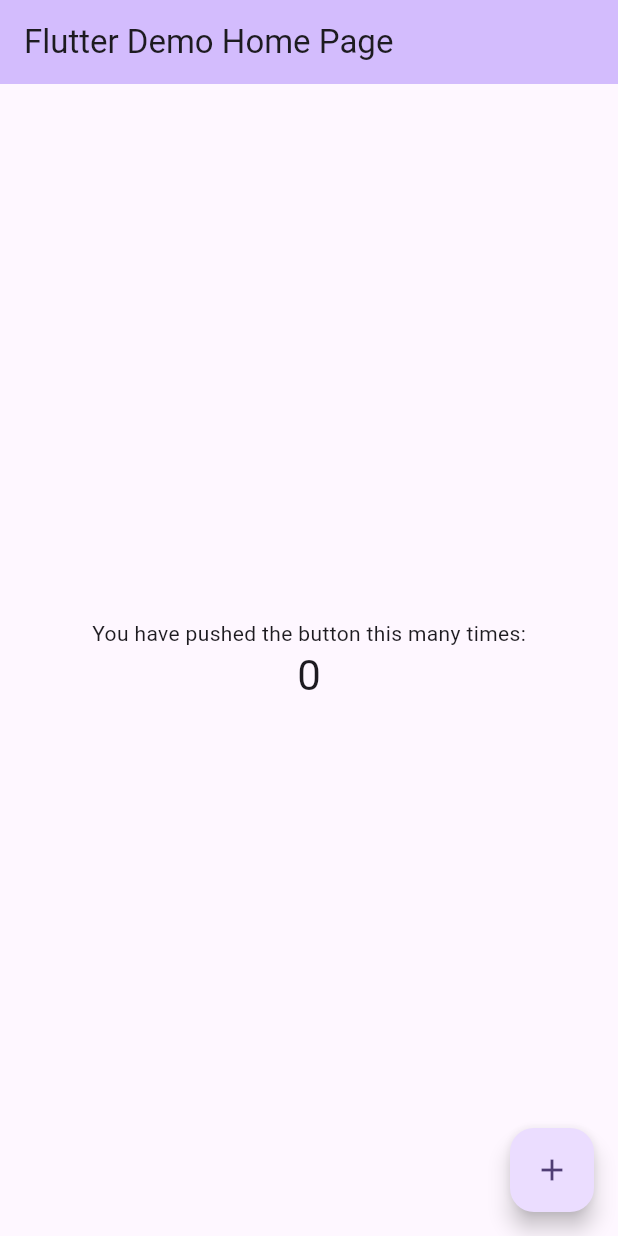
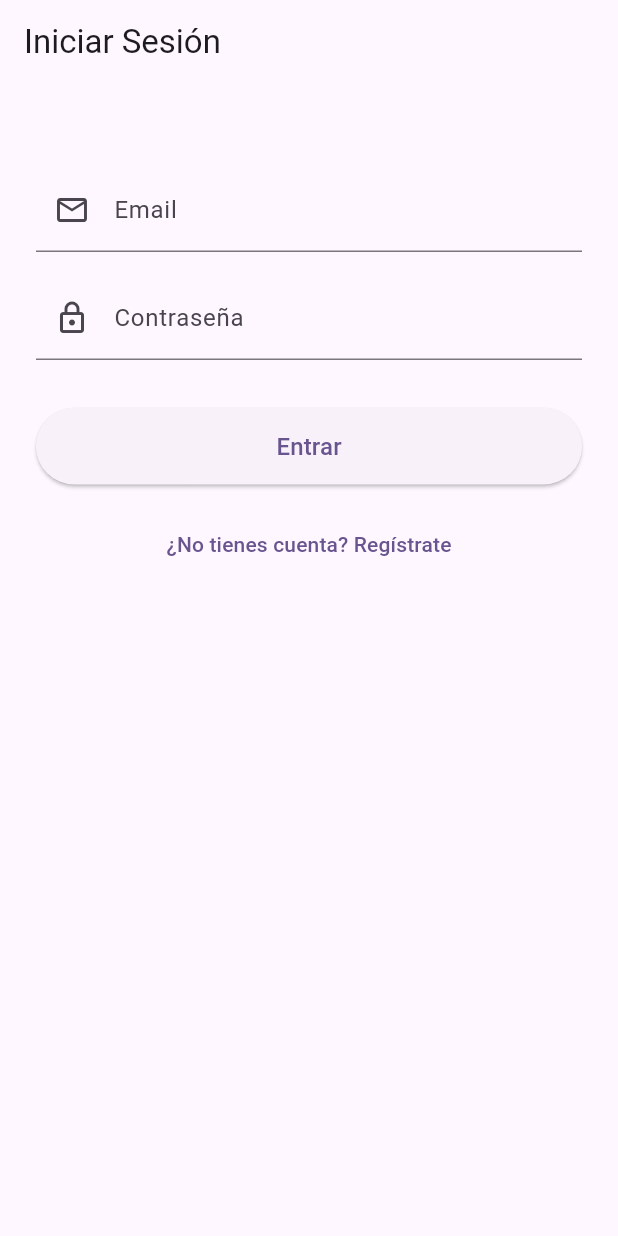
Before and after one commit to dsalazar444/Athletica, a Flutter app: the screen it shows after launch, on a phone screen of 412 x 824 dp. Run offline on Flutter 3.47's test engine with Material 3 defaults, Android fonts, the phone set to English and light mode, and no system bars; our stand-ins replace dio, flutter_secure_storage.

Commit message:
feat(auth):custom user model+ login/register

```diff
--- a/frontend/lib/main.dart
+++ b/frontend/lib/main.dart
@@ -1,122 +1,60 @@
 import 'package:flutter/material.dart';
+import 'services/auth_service.dart';
+import 'screens/login_screen.dart';
+import 'screens/register_screen.dart';
+import 'screens/home_screen.dart';
 
-void main() {
-  runApp(const MyApp());
-}
+
+void main() => runApp(const MyApp());
 
 class MyApp extends StatelessWidget {
   const MyApp({super.key});
 
-  // This widget is the root of your application.
   @override
   Widget build(BuildContext context) {
     return MaterialApp(
-      title: 'Flutter Demo',
+      title: 'Athletica',
+      debugShowCheckedModeBanner: false,
       theme: ThemeData(
-        // This is the theme of your application.
-        //
-        // TRY THIS: Try running your application with "flutter run". You'll see
-        // the application has a purple toolbar. Then, without quitting the app,
-        // try changing the seedColor in the colorScheme below to Colors.green
-        // and then invoke "hot reload" (save your changes or press the "hot
-        // reload" button in a Flutter-supported IDE, or press "r" if you used
-        // the command line to start the app).
-        //
-        // Notice that the counter didn't reset back to zero; the application
-        // state is not lost during the reload. To reset the state, use hot
-        // restart instead.
-        //
-        // This works for code too, not just values: Most code changes can be
-        // tested with just a hot reload.
-        colorScheme: .fromSeed(seedColor: Colors.deepPurple),
+        colorScheme: ColorScheme.fromSeed(seedColor: Colors.deepPurple),
+        useMaterial3: true,
       ),
-      home: const MyHomePage(title: 'Flutter Demo Home Page'),
+      home: const SplashScreen(),
+      routes: {
+        '/login': (_) => LoginScreen(),
+        '/register': (_) => RegisterScreen(),
+        '/home': (_) => HomeScreen(),
+      },
     );
   }
 }
 
-class MyHomePage extends StatefulWidget {
-  const MyHomePage({super.key, required this.title});
-
-  // This widget is the home page of your application. It is stateful, meaning
-  // that it has a State object (defined below) that contains fields that affect
-  // how it looks.
-
-  // This class is the configuration for the state. It holds the values (in this
-  // case the title) provided by the parent (in this case the App widget) and
-  // used by the build method of the State. Fields in a Widget subclass are
-  // always marked "final".
-
-  final String title;
-
+class SplashScreen extends StatefulWidget {
+  const SplashScreen({super.key});
   @override
-  State<MyHomePage> createState() => _MyHomePageState();
+  State<SplashScreen> createState() => _SplashScreenState();
 }
 
-class _MyHomePageState extends State<MyHomePage> {
-  int _counter = 0;
+class _SplashScreenState extends State<SplashScreen> {
+  @override
+  void initState() {
+    super.initState();
+    _checkSession();
+  }
 
-  void _incrementCounter() {
-    setState(() {
-      // This call to setState tells the Flutter framework that something has
-      // changed in this State, which causes it to rerun the build method below
-      // so that the display can reflect the updated values. If we changed
-      // _counter without calling setState(), then the build method would not be
-      // called again, and so nothing would appear to happen.
-      _counter++;
-    });
+  void _checkSession() async {
+    final auth = AuthService();
+    final loggedIn = await auth.isLoggedIn();
+    await Future.delayed(const Duration(seconds: 1));
+    if (mounted) {
+      Navigator.pushReplacementNamed(context, loggedIn ? '/home' : '/login');
+    }
   }
 
   @override
   Widget build(BuildContext context) {
-    // This method is rerun every time setState is called, for instance as done
-    // by the _incrementCounter method above.
-    //
-    // The Flutter framework has been optimized to make rerunning build methods
-    // fast, so that you can just rebuild anything that needs updating rather
-    // than having to individually change instances of widgets.
-    return Scaffold(
-      appBar: AppBar(
-        // TRY THIS: Try changing the color here to a specific color (to
-        // Colors.amber, perhaps?) and trigger a hot reload to see the AppBar
-        // change color while the other colors stay the same.
-        backgroundColor: Theme.of(context).colorScheme.inversePrimary,
-        // Here we take the value from the MyHomePage object that was created by
-        // the App.build method, and use it to set our appbar title.
-        title: Text(widget.title),
-      ),
-      body: Center(
-        // Center is a layout widget. It takes a single child and positions it
-        // in the middle of the parent.
-        child: Column(
-          // Column is also a layout widget. It takes a list of children and
-          // arranges them vertically. By default, it sizes itself to fit its
-          // children horizontally, and tries to be as tall as its parent.
-          //
-          // Column has various properties to control how it sizes itself and
-          // how it positions its children. Here we use mainAxisAlignment to
-          // center the children vertically; the main axis here is the vertical
-          // axis because Columns are vertical (the cross axis would be
-          // horizontal).
-          //
-          // TRY THIS: Invoke "debug painting" (choose the "Toggle Debug Paint"
-          // action in the IDE, or press "p" in the console), to see the
-          // wireframe for each widget.
-          mainAxisAlignment: .center,
-          children: [
-            const Text('You have pushed the button this many times:'),
-            Text(
-              '$_counter',
-              style: Theme.of(context).textTheme.headlineMedium,
-            ),
-          ],
-        ),
-      ),
-      floatingActionButton: FloatingActionButton(
-        onPressed: _incrementCounter,
-        tooltip: 'Increment',
-        child: const Icon(Icons.add),
-      ),
+    return const Scaffold(
+      body: Center(child: CircularProgressIndicator()),
     );
   }
 }
--- /dev/null
+++ b/frontend/lib/screens/login_screen.dart
@@ -0,0 +1,116 @@
+import 'package:flutter/material.dart';
+import '../services/auth_service.dart';
+
+class LoginScreen extends StatefulWidget {
+  const LoginScreen({super.key});
+  @override
+  State<LoginScreen> createState() => _LoginScreenState();
+}
+
+class _LoginScreenState extends State<LoginScreen> {
+  final _formKey = GlobalKey<FormState>();
+  final _emailCtrl = TextEditingController();
+  final _passCtrl = TextEditingController();
+  final _auth = AuthService();
+  bool _loading = false;
+  String? _errorMsg;
+
+  void _login() async {
+    if (!_formKey.currentState!.validate()) return;
+    setState(() { _loading = true; _errorMsg = null; });
+
+    final result = await _auth.login(
+      _emailCtrl.text.trim(),
+      _passCtrl.text,
+    );
+
+    setState(() => _loading = false);
+
+    if (result['success']) {
+      // Guardar datos del usuario y redirigir
+      Navigator.pushReplacementNamed(context, '/home');
+    } else {
+      setState(() => _errorMsg = result['error']);
+    }
+  }
+
+  @override
+  Widget build(BuildContext context) {
+    return Scaffold(
+      appBar: AppBar(title: const Text('Iniciar Sesión')),
+      body: SingleChildScrollView(
+        padding: const EdgeInsets.all(24),
+        child: Form(
+          key: _formKey,
+          child: Column(
+            crossAxisAlignment: CrossAxisAlignment.stretch,
+            children: [
+              const SizedBox(height: 32),
+
+              // Email
+              TextFormField(
+                controller: _emailCtrl,
+                keyboardType: TextInputType.emailAddress,
+                decoration: const InputDecoration(
+                  labelText: 'Email',
+                  prefixIcon: Icon(Icons.email_outlined),
+                ),
+                validator: (v) {
+                  if (v == null || v.isEmpty) return 'Email requerido';
+                  if (!v.contains('@')) return 'Email inválido';
+                  return null;
+                },
+              ),
+              const SizedBox(height: 16),
+
+              // Password
+              TextFormField(
+                controller: _passCtrl,
+                obscureText: true,
+                decoration: const InputDecoration(
+                  labelText: 'Contraseña',
+                  prefixIcon: Icon(Icons.lock_outlined),
+                ),
+                validator: (v) =>
+                    v == null || v.isEmpty ? 'Contraseña requerida' : null,
+              ),
+              const SizedBox(height: 8),
+
+              // Error del servidor
+              if (_errorMsg != null)
+                Padding(
+                  padding: const EdgeInsets.symmetric(vertical: 8),
+                  child: Text(
+                    _errorMsg!,
+                    style: const TextStyle(color: Colors.red),
+                    textAlign: TextAlign.center,
+                  ),
+                ),
+
+              const SizedBox(height: 24),
+
+              // Botón login
+              _loading
+                  ? const Center(child: CircularProgressIndicator())
+                  : ElevatedButton(
+                      onPressed: _login,
+                      style: ElevatedButton.styleFrom(
+                        padding: const EdgeInsets.symmetric(vertical: 14),
+                      ),
+                      child: const Text('Entrar', style: TextStyle(fontSize: 16)),
+                    ),
+
+              const SizedBox(height: 16),
+
+              // Ir a registro
+              TextButton(
+                onPressed: () => Navigator.pushNamed(context, '/register'),
+                child: const Text('¿No tienes cuenta? Regístrate'),
+              ),
+            ],
+          ),
+        ),
+      ),
+    );
+  }
+}
--- a/frontend/pubspec.yaml
+++ b/frontend/pubspec.yaml
@@ -30,6 +30,7 @@ environment:
 dependencies:
   flutter:
     sdk: flutter
+  dio: ^5.4.0
 
   # The following adds the Cupertino Icons font to your application.
   # Use with the CupertinoIcons class for iOS style icons.
```
Also changed, not shown: frontend/lib/screens/home_screen.dart (added, +27 -0 lines), frontend/lib/screens/register_screen.dart (added, +211 -0 lines), frontend/lib/services/auth_service.dart (added, +76 -0 lines), frontend/pubspec.lock, 18 other files.
